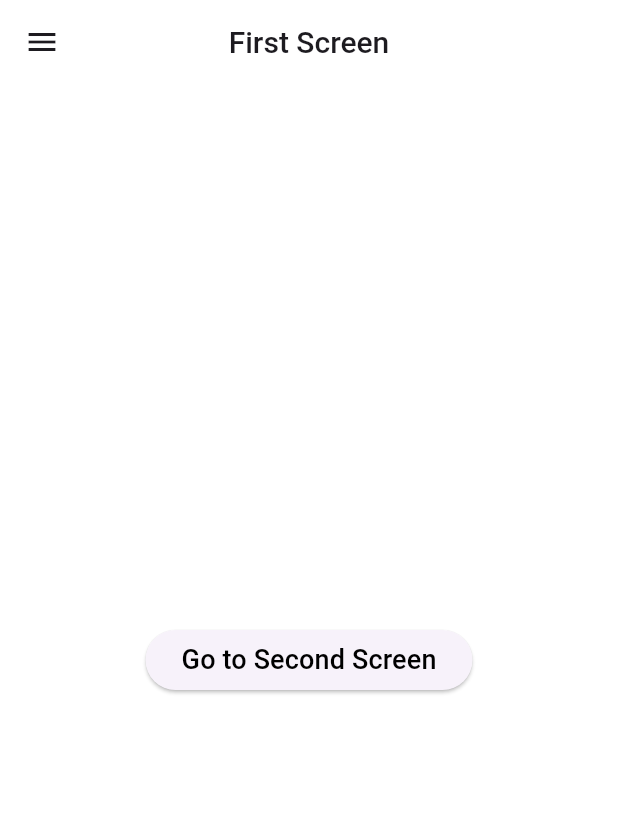
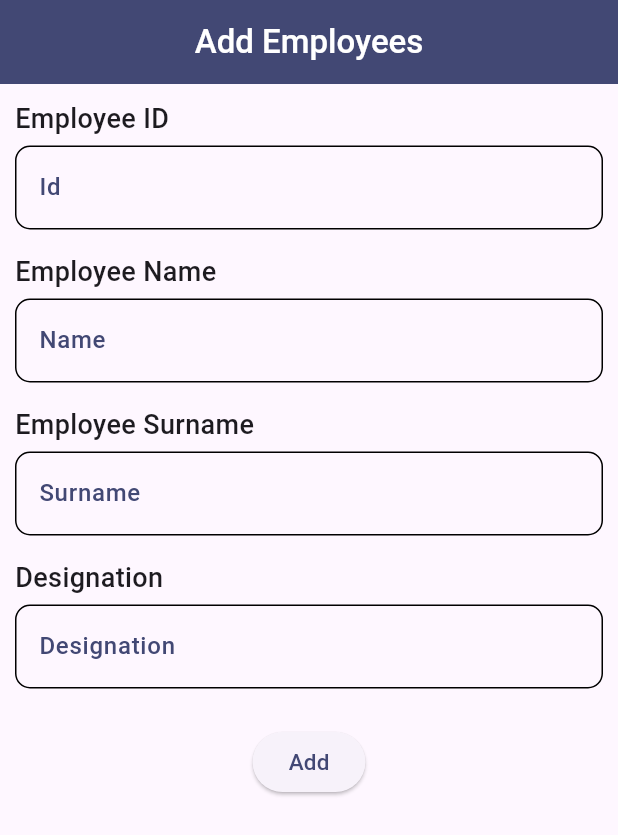
Before and after one commit to DurgaMewada/GetX_Tasks, a Flutter app: the screen it shows after launch, on a phone screen of 412 x 824 dp. Shown: the top 835 px of the screen. Run offline on Flutter 3.47's test engine with Material 3 defaults, Android fonts, the phone set to English and light mode, and no system bars; our stand-ins replace get.

Commit message:
12/08/24

```diff
--- /dev/null
+++ b/lib/CRUD/Modal/CRUD_modal.dart
@@ -0,0 +1,10 @@
+class CrudModal{
+  late String name,surname,designation,id;
+
+
+  CrudModal({required this.id,required this.name, required this.surname,required this.designation});
+  factory CrudModal.fromMap(Map m1)
+  {
+    return CrudModal(id: m1['id'], name: m1['name'], surname: m1['surname'], designation: m1['designation']);
+  }
+}
--- /dev/null
+++ b/lib/CRUD/View/Components/crud_alertBox.dart
@@ -0,0 +1,212 @@
+import 'package:flutter/material.dart';
+
+import '../../../Utils/Color..dart';
+import '../CRUD.dart';
+
+class Add extends StatelessWidget {
+  const Add({super.key});
+
+  @override
+  Widget build(BuildContext context) {
+    return Scaffold(
+      appBar: AppBar(
+        backgroundColor: darkcolor,
+        centerTitle: true,
+        title: Text(
+          'Add Employees',
+          style: TextStyle(
+            color: Colors.white,
+            fontSize: 22,
+            fontWeight: FontWeight.w500,
+          ),
+        ),
+      ),
+      body: Padding(
+        padding: const EdgeInsets.all(10.0),
+        child: SingleChildScrollView(
+          child: Column(
+            mainAxisAlignment: MainAxisAlignment.center,
+            crossAxisAlignment: CrossAxisAlignment.start,
+            children: [
+              Text(
+                'Employee ID ',
+                style: TextStyle(
+                  fontWeight:
+                  FontWeight.w500,
+                  fontSize: 18,
+                ),
+              ),
+              SizedBox(
+                height: 5,
+              ),
+              TextField(
+                controller: txtid,
+                keyboardType:
+                TextInputType.number,
+                decoration: InputDecoration(
+                    enabledBorder:
+                    OutlineInputBorder(
+                        borderRadius:
+                        BorderRadius
+                            .circular(
+                            10)),
+                    focusedBorder:
+                    OutlineInputBorder(
+                      borderRadius:
+                      BorderRadius
+                          .circular(10),
+                    ),
+                    label: Text(
+                      'Id',
+                      style: TextStyle(
+                          fontWeight:
+                          FontWeight
+                              .w500,
+                          color: darkcolor),
+                    )),
+              ),
+              SizedBox(
+                height: 15,
+              ),
+              Text(
+                'Employee Name ',
+                style: TextStyle(
+                  fontWeight:
+                  FontWeight.w500,
+                  fontSize: 18,
+                ),
+              ),
+              SizedBox(
+                height: 5,
+              ),
+              TextField(
+                controller: txtname,
+                decoration: InputDecoration(
+                    enabledBorder:
+                    OutlineInputBorder(
+                        borderRadius:
+                        BorderRadius
+                            .circular(
+                            10)),
+                    focusedBorder:
+                    OutlineInputBorder(
+                      borderRadius:
+                      BorderRadius
+                          .circular(10),
+                    ),
+                    label: Text(
+                      'Name',
+                      style: TextStyle(
+                          fontWeight:
+                          FontWeight
+                              .w500,
+                          color: darkcolor),
+                    )),
+              ),
+              SizedBox(
+                height: 15,
+              ),
+              Text(
+                'Employee Surname ',
+                style: TextStyle(
+                  fontWeight:
+                  FontWeight.w500,
+                  fontSize: 18,
+                ),
+              ),
+              SizedBox(
+                height: 5,
+              ),
+              TextField(
+                controller: txtsurname,
+                decoration: InputDecoration(
+                    enabledBorder:
+                    OutlineInputBorder(
+                        borderRadius:
+                        BorderRadius
+                            .circular(
+                            10)),
+                    focusedBorder:
+                    OutlineInputBorder(
+                      borderRadius:
+                      BorderRadius
+                          .circular(10),
+                    ),
+                    label: Text(
+                      'Surname',
+                      style: TextStyle(
+                          fontWeight:
+                          FontWeight
+                              .w500,
+                          color: darkcolor),
+                    )),
+              ),
+              SizedBox(
+                height: 15,
+              ),
+              Text(
+                'Designation ',
+                style: TextStyle(
+                  fontWeight:
+                  FontWeight.w500,
+                  fontSize: 18,
+                ),
+              ),
+              SizedBox(
+                height: 5,
+              ),
+              TextField(
+                controller: txtdesignation,
+                decoration: InputDecoration(
+                    enabledBorder:
+                    OutlineInputBorder(
+                        borderRadius:
+                        BorderRadius
+                            .circular(
+                            10)),
+                    focusedBorder:
+                    OutlineInputBorder(
+                      borderRadius:
+                      BorderRadius
+                          .circular(10),
+                    ),
+                    label: Text(
+                      'Designation',
+                      style: TextStyle(
+                          fontWeight:
+                          FontWeight
+                              .w500,
+                          color: darkcolor),
+                    )),
+              ),
+              SizedBox(
+                height: 25,
+              ),
+              Center(
+                child: ElevatedButton(
+                  onPressed: () {
+                    crudController.addUser({
+                      'id': txtid.text,
+                      'name': txtname.text,
+                      'surname':txtsurname,
+                      'designation':txtdesignation,
+                    });
+                    txtid.clear();
+                    txtname.clear();
+                    txtsurname.clear();
+                    txtdesignation.clear();
+                    Navigator.of(context).pushNamed('/home');
+                  },
+                  child: Text(
+                    'Add',
+                    style: TextStyle(color: darkcolor, fontSize: 15),
+                  ),
+                ),
+              ),
+            ],
+          ),
+        ),
+      ),
+    );
+  }
+}
--- /dev/null
+++ b/lib/Utils/Color..dart
@@ -0,0 +1,4 @@
+import 'package:flutter/material.dart';
+
+Color darkcolor =  Color(0xff424874);
+Color lightcolor = Color(0xffA6B1E1);
--- a/lib/main.dart
+++ b/lib/main.dart
@@ -5,6 +5,8 @@ import 'package:get/get_navigation/src/routes/transitions_type.dart';
 import 'package:getx_state_management/Page_Navigation/View/FirstScreen.dart';
 import 'package:getx_state_management/Page_Navigation/View/SecondScreen.dart';
 
+import 'CRUD/View/CRUD.dart';
+import 'CRUD/View/Components/crud_alertBox.dart';
 import 'Counter_App/View/CounterApp.dart';
 
 void main() {
@@ -20,8 +22,11 @@ class MyApp extends StatelessWidget {
       debugShowCheckedModeBanner: false,
       getPages: [
         //GetPage(name: '/', page: () => CounterApp(),),
-         GetPage(name: '/', page: () => Firstscreen(),transition: Transition.rightToLeft),
-        GetPage(name: '/second', page: () => Secondscreen(),transition: Transition.leftToRight),
+         GetPage(name: '/', page: () => Add(),), GetPage(name: '/home', page: () => CrudOperation(),),
+
+
+        // GetPage(name: '/', page: () => Firstscreen(),transition: Transition.rightToLeft),
+        // GetPage(name: '/second', page: () => Secondscreen(),transition: Transition.leftToRight),
       ],
 
     );
```
Also changed, not shown: lib/CRUD/Controller/Crud_controller.dart (added, +20 -0 lines), lib/CRUD/View/CRUD.dart (added, +281 -0 lines).
